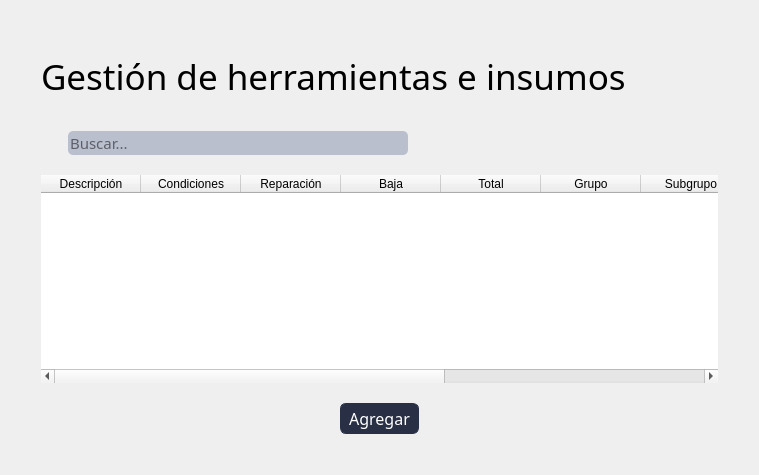
Before: the Qt Designer form blustock/ui/screens_uis/stock.ui in MaxAPBusiness/Blustock, drawn with Qt 5.
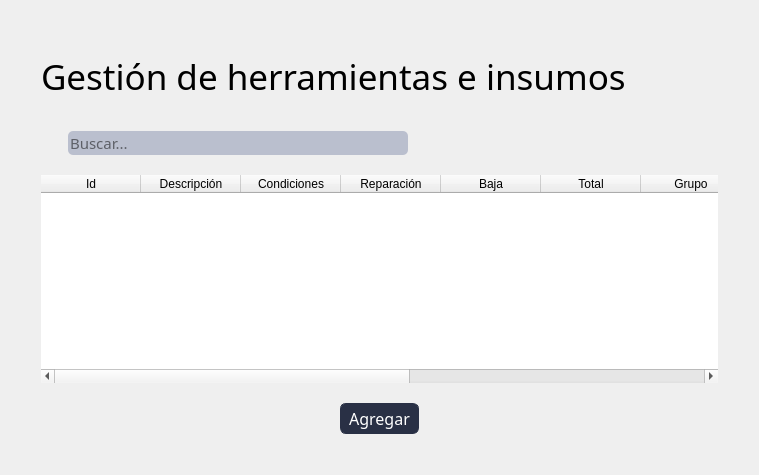
After: the same form once the commit is applied. Icons and pictures are not drawn.

Commit message:
Agregue a la tabla stock la columna id y agregue el boton de usuario con su popup
Agregue a la tabla stock la columna id y la oculte para que solo la usemos nosotros y no se vea, agregue el boton de usuario con su popup y les di estilo

Diff of the .ui file:
```diff
--- a/blustock/ui/screens_uis/stock.ui
+++ b/blustock/ui/screens_uis/stock.ui
@@ -283,6 +283,11 @@
        <attribute name="verticalHeaderCascadingSectionResizes">
         <bool>false</bool>
        </attribute>
+       <column>
+        <property name="text">
+         <string>Id</string>
+        </property>
+       </column>
        <column>
         <property name="text">
          <string>Descripción</string>
```
Left out of the diff: 9 changed lines with no effect on the pictures. The commit also changes 7 other files.
